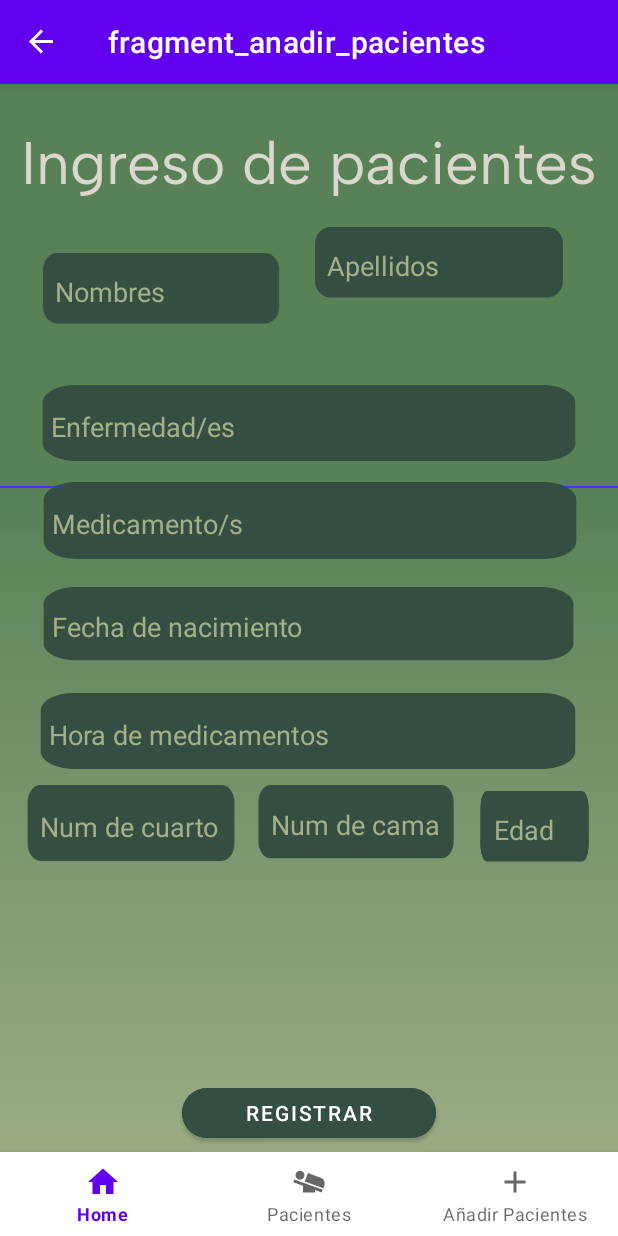
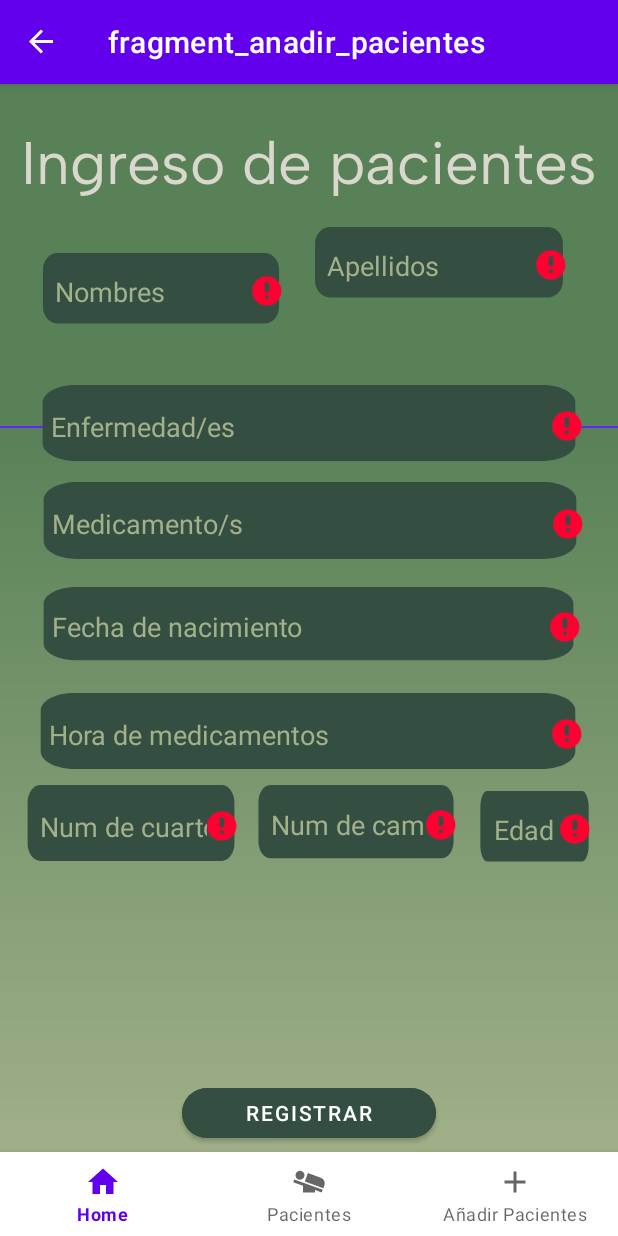
Before and after one commit to Cholo0407/Proyecto-Formativo-1b, an Android app: the anadirPacientes screen opened through its navigation route, after a tap on "REGISTRAR", on a phone screen of 412 x 824 dp. Run offline under Robolectric (Android 15) with nearby library versions, the phone set to English and light mode, and no system bars; our stand-ins replace navigation-ui.

```diff
--- a/app/src/main/java/alessandro/munoz/proyectoformativo1b/anadirPacientes.kt
+++ b/app/src/main/java/alessandro/munoz/proyectoformativo1b/anadirPacientes.kt
@@ -1,5 +1,6 @@
 package alessandro.munoz.proyectoformativo1b
 
+import Modelo.ClaseConexion
 import android.os.Bundle
 import androidx.fragment.app.Fragment
 import android.view.LayoutInflater
@@ -7,6 +8,12 @@ import android.view.View
 import android.view.ViewGroup
 import android.widget.Button
 import android.widget.EditText
+import android.widget.Toast
+import kotlinx.coroutines.Dispatchers
+import kotlinx.coroutines.GlobalScope
+import kotlinx.coroutines.launch
+import kotlinx.coroutines.withContext
+import java.util.UUID
 
 // TODO: Rename parameter arguments, choose names that match
 // the fragment initialization parameters, e.g. ARG_ITEM_NUMBER
@@ -49,6 +56,130 @@ class anadirPacientes : Fragment() {
         val btnGuardar = root.findViewById<Button>(R.id.btnRegistrar)
 
         btnGuardar.setOnClickListener {
+            val nombre = txtNombre.text.toString()
+            val apellido = txtApellido.text.toString()
+            val enfermedad = txtEnfermedad.text.toString()
+            val medicamento = txtMedicamento.text.toString()
+            val fechaNacimiento = txtFechaNacimiento.text.toString()
+            val horaMedicamento = txtHoraMedicamento.text.toString()
+            val numCuarto = txtnumCuarto.text.toString()
+            val numCama = txtnumCama.text.toString()
+            val edad = txtEdad.text.toString()
+
+            var validacion = false
+
+            //Validaciones de campos
+            if (nombre.isEmpty()){
+                txtNombre.error = "Ingrese un nombre"
+                validacion= true
+            } else {
+                txtNombre.error = null
+            }
+
+            if (apellido.isEmpty()){
+                txtApellido.error = "Ingrese un apellido"
+                validacion= true
+            } else {
+                txtApellido.error = null
+            }
+
+            if (enfermedad.isEmpty()){
+                txtEnfermedad.error = "Ingrese una enfermedad"
+                validacion= true
+            } else {
+                txtEnfermedad.error = null
+            }
+
+            if (medicamento.isEmpty()){
+                txtMedicamento.error = "Ingrese un medicamento"
+                validacion= true
+            } else {
+                txtMedicamento.error = null
+            }
+
+            if (fechaNacimiento.isEmpty()){
+                txtFechaNacimiento.error = "Ingrese una fecha de nacimiento"
+                validacion= true
+            } else {
+                txtFechaNacimiento.error = null
+            }
+
+            if (horaMedicamento.isEmpty()){
+                txtHoraMedicamento.error = "Ingrese una hora de medicamento"
+                validacion= true
+            } else {
+                txtHoraMedicamento.error = null
+            }
+
+            if (numCuarto.isEmpty()){
+                txtnumCuarto.error = "Ingrese un numero de cuarto"
+                validacion= true
+            } else {
+                txtnumCuarto.error = null
+            }
+
+            if (numCama.isEmpty()){
+                txtnumCama.error = "Ingrese un numero de cama"
+                validacion= true
+            } else {
+                txtnumCama.error = null
+            }
+
+            if (edad.isEmpty()){
+                txtEdad.error = "Ingrese una edad"
+                validacion= true
+            } else {
+                txtEdad.error = null
+            }
+
+            if (!edad.matches(Regex("[0-9]+"))) {
+                txtEdad.error = "La edad solo puede contener números"
+                validacion = true
+            } else if (edad.length > 3) {
+                txtEdad.error = "La edad no puede contener más de 3 caracteres"
+                validacion = true
+            } else {
+                txtEdad.error = null
+            }
+
+            if (!validacion){
+                try {
+                    GlobalScope.launch(Dispatchers.IO) {
+                        val objConexion = ClaseConexion().cadenaConexion()
+
+                        val crearPaciente = objConexion?.prepareStatement("Insert INTO Pacientes Values(?, ?, ?, ?, ?, ?, ?, ?, ?, ?)")!!
+                        crearPaciente.setString(1, UUID.randomUUID().toString())
+                        crearPaciente.setString(2, txtNombre.text.toString())
+                        crearPaciente.setString(3, txtApellido.text.toString())
+                        crearPaciente.setInt(4, txtEdad.text.toString().toInt())
+                        crearPaciente.setString(5, txtEnfermedad.text.toString())
+                        crearPaciente.setInt(6, txtnumCuarto.text.toString().toInt())
+                        crearPaciente.setInt(7, txtnumCama.text.toString().toInt())
+                        crearPaciente.setString(8, txtMedicamento.text.toString())
+                        crearPaciente.setString(9, txtFechaNacimiento.text.toString())
+                        crearPaciente.setString(10, txtHoraMedicamento.text.toString())
+                        crearPaciente.executeUpdate()
+
+                        withContext(Dispatchers.Main){
+                            Toast.makeText(this@anadirPacientes.context, "Paciente registrado correctamente", Toast.LENGTH_SHORT).show()
+
+                            txtNombre.text.clear()
+                            txtApellido.text.clear()
+                            txtEnfermedad.text.clear()
+                            txtMedicamento.text.clear()
+                            txtFechaNacimiento.text.clear()
+                            txtHoraMedicamento.text.clear()
+                            txtnumCuarto.text.clear()
+                            txtnumCama.text.clear()
+                            txtEdad.text.clear()
+                        }
+
+
+                    }
+                } catch (e: Exception) {
+                    println("El error es: $e")
+                }
+            }
 
         }
 
@@ -56,6 +187,8 @@ class anadirPacientes : Fragment() {
 
         return root
     }
+
+
 
     companion object {
         /**
--- a/app/src/main/res/layout/activity_item_card.xml
+++ b/app/src/main/res/layout/activity_item_card.xml
@@ -33,8 +33,8 @@
             android:id="@+id/lblNombre"
             android:layout_width="wrap_content"
             android:layout_height="wrap_content"
-            android:layout_marginTop="5dp"
-            android:fontFamily="@font/albert_sans_semibold"
+            android:layout_marginTop="2dp"
+            android:fontFamily="@font/albert_sans_extrabold_italic"
             android:text="Nombre"
             android:textColor="#DAD7CD"
             android:textSize="20sp"
--- a/app/src/main/res/layout/activity_login.xml
+++ b/app/src/main/res/layout/activity_login.xml
@@ -67,7 +67,7 @@
         android:backgroundTint="#FF213129"
         android:ems="10"
         android:inputType="text"
-        android:textColor="#DAD7CD"
+        android:textColor="#FF213129"
         app:layout_constraintEnd_toEndOf="@+id/view8"
         app:layout_constraintStart_toStartOf="@+id/view8"
         app:layout_constraintTop_toTopOf="@+id/view8" />
--- a/app/src/main/res/layout/fragment_anadir_pacientes.xml
+++ b/app/src/main/res/layout/fragment_anadir_pacientes.xml
@@ -12,10 +12,11 @@
         android:id="@+id/view2"
         android:layout_width="549dp"
         android:layout_height="500dp"
+        android:layout_marginTop="228dp"
         android:background="@drawable/s5e27fdsw1lr270588157a3b18a"
-        app:layout_constraintBottom_toBottomOf="parent"
         app:layout_constraintEnd_toEndOf="parent"
-        app:layout_constraintStart_toStartOf="parent" />
+        app:layout_constraintStart_toStartOf="parent"
+        app:layout_constraintTop_toTopOf="parent" />
 
     <TextView
         android:id="@+id/textView"
--- a/app/src/main/res/values/preloaded_fonts.xml
+++ b/app/src/main/res/values/preloaded_fonts.xml
@@ -2,6 +2,7 @@
 <resources>
     <array name="preloaded_fonts" translatable="false">
         <item>@font/albert_sans</item>
+        <item>@font/albert_sans_extrabold_italic</item>
         <item>@font/albert_sans_semibold</item>
     </array>
 </resources>
```
Also changed, not shown: app/src/main/java/RecyclerViewHelpers/Adaptador.kt (+47 -1 lines), app/src/main/res/font/albert_sans_extrabold_italic.xml (added, +7 -0 lines).
